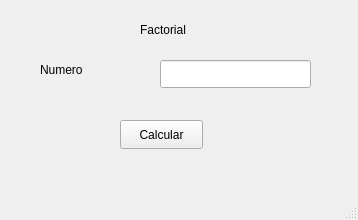
This is Unidad 1/E_07_Factorial.ui in badillovictor/PIP_2024_1_VMBG as Qt 5 draws it before an edit. The edited form follows.
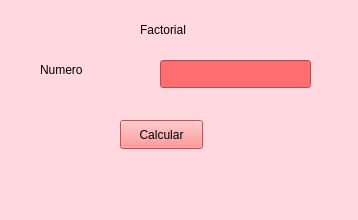
This is the edited form.

The edit to the form file:
```diff
--- a/Unidad 1/E_07_Factorial.ui
+++ b/Unidad 1/E_07_Factorial.ui
@@ -13,6 +13,9 @@
   <property name="windowTitle">
    <string>MainWindow</string>
   </property>
+  <property name="styleSheet">
+   <string notr="true">background-color: rgb(255, 217, 223);</string>
+  </property>
   <widget class="QWidget" name="centralwidget">
    <widget class="QPushButton" name="btnCalcular">
     <property name="geometry">
@@ -23,6 +26,10 @@
       <height>29</height>
      </rect>
     </property>
+    <property name="styleSheet">
+     <string notr="true">color: rgb(0, 0, 0);
+background-color: rgb(255, 120, 122);</string>
+    </property>
     <property name="text">
      <string>Calcular</string>
     </property>
@@ -36,6 +43,10 @@
       <height>28</height>
      </rect>
     </property>
+    <property name="styleSheet">
+     <string notr="true">background-color: rgb(255, 111, 113);
+color: rgb(255, 255, 255);</string>
+    </property>
    </widget>
    <widget class="QLabel" name="label_3">
     <property name="geometry">
@@ -46,6 +57,9 @@
       <height>20</height>
      </rect>
     </property>
+    <property name="styleSheet">
+     <string notr="true">color: rgb(0, 0, 0);</string>
+    </property>
     <property name="text">
      <string>Numero</string>
     </property>
@@ -59,6 +73,9 @@
       <height>20</height>
      </rect>
     </property>
+    <property name="styleSheet">
+     <string notr="true">color: rgb(0, 0, 0);</string>
+    </property>
     <property name="text">
      <string>Factorial</string>
     </property>
```
